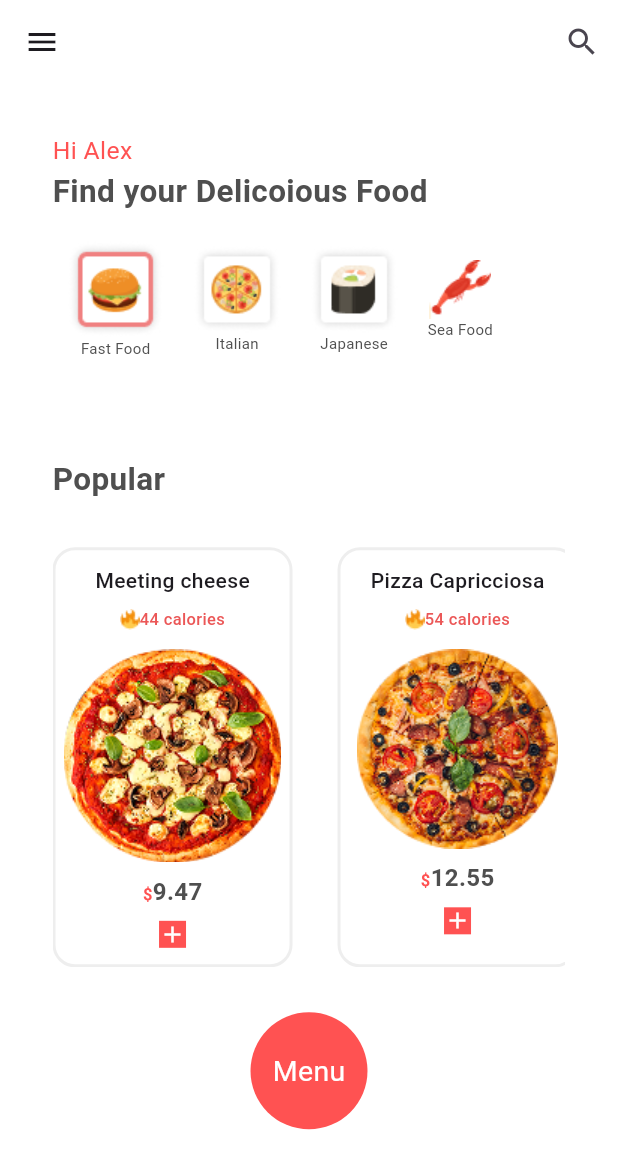
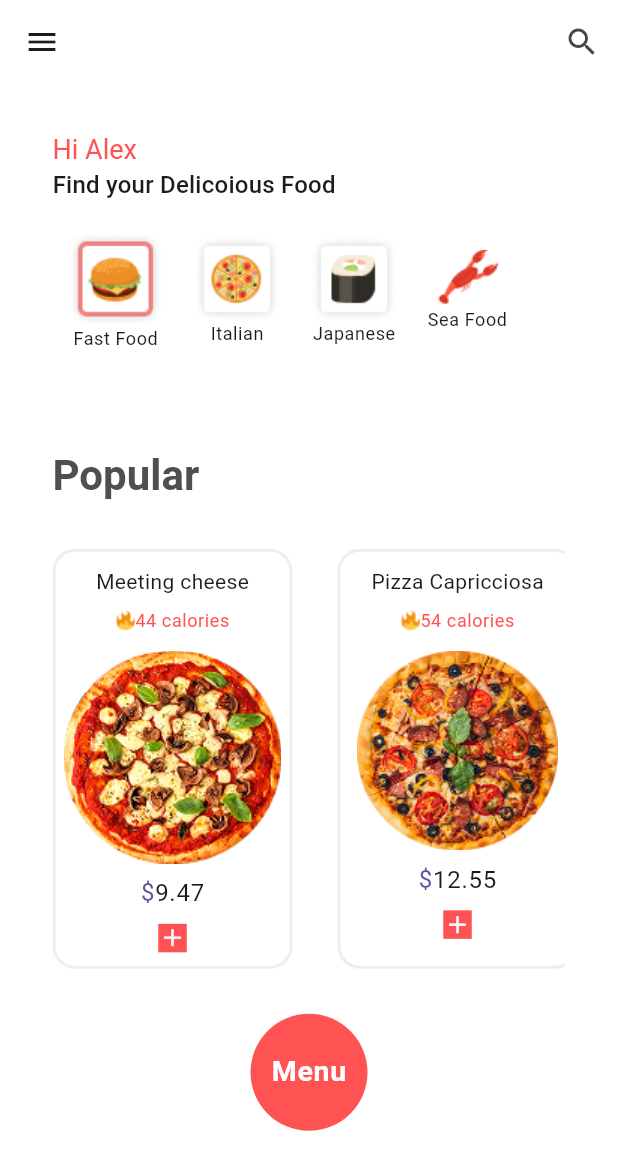
Before and after one commit to Sarandari/food-delievery-app, a Flutter app: the screen it shows after launch, after a tap on "Get Started", on a phone screen of 412 x 824 dp. Shown: the top 1170 px of the screen. Run offline on Flutter 3.47's test engine with Material 3 defaults, Android fonts, the phone set to English and light mode, and no system bars.

Commit message:
theme textTheme

```diff
--- a/lib/features/home/presentation/components/find_food.dart
+++ b/lib/features/home/presentation/components/find_food.dart
@@ -1,5 +1,4 @@
 import 'package:flutter/material.dart';
-
 import 'my_food.dart';
 
 class FindFood extends StatelessWidget {
@@ -13,11 +12,7 @@
         children: [
           //text
           Text('Find your Delicoious Food',
-            style: TextStyle(
-              color: Color(0xff4F4F4F),
-              fontSize: 21,
-              fontWeight: FontWeight.bold,
-            ),
+            style: Theme.of(context).textTheme.titleMedium,
           ),
           SizedBox(height: 18),
           //option
--- a/lib/features/home/presentation/components/food_card.dart
+++ b/lib/features/home/presentation/components/food_card.dart
@@ -44,10 +44,7 @@
             SizedBox(height: 10),
             //title
             Text(title,
-              style: TextStyle(
-                fontSize: 14,
-                fontWeight: FontWeight.w500,
-              ),
+              style: Theme.of(context).textTheme.bodyMedium,
             ),
             SizedBox(height: 8),
             //calories
@@ -56,11 +53,7 @@
               children: [
                 Image(image: AssetImage('assets/images/calories-emoji.png')),
                 Text('${calories.toString()} calories',
-                  style: TextStyle(
-                    color: Color(0xffEB5757),
-                    fontSize: 11,
-                    fontWeight: FontWeight.w500,
-                  ),
+                  style: Theme.of(context).textTheme.bodySmall?.copyWith(color: Colors.redAccent),
                 ),
               ],
             ),
@@ -74,19 +67,11 @@
                 children: [
                   TextSpan(
                     text: "\$",
-                    style: const TextStyle(
-                      color: Colors.redAccent, // $ тэмдэгийн өнгө
-                      fontWeight: FontWeight.bold,
-                      fontSize: 11,
-                    ),
+                    style: Theme.of(context).textTheme.bodyLarge?.copyWith(color: Theme.of(context).colorScheme.primary),
                   ),
                   TextSpan(
                     text: '${price.toString()}',
-                    style: const TextStyle(
-                      color: Color(0xff4F4F4F), // үнэ (тооны) өнгө
-                      fontWeight: FontWeight.bold,
-                      fontSize: 16,
-                    ),
+                    style: Theme.of(context).textTheme.bodyLarge,
                   ),
                 ],
               ),
@@ -104,7 +89,7 @@
                   offset: const Offset(0, 0),
                 ),]
               ),
-              child: const Icon(Icons.add, color: Colors.white, size: 18),
+              child: Icon(Icons.add, color: Theme.of(context).colorScheme.background, size: 19),
             ),
           ],
         ),
--- a/lib/features/home/presentation/components/my_food.dart
+++ b/lib/features/home/presentation/components/my_food.dart
@@ -12,11 +12,10 @@
       child: Column(
         children: [
           //image
-          Container(
-              child: Image(image: AssetImage(image))),
+          Image(image: AssetImage(image)),
 
           //text
-          Text(title, style: TextStyle(color: Color(0xff4F4F4F), fontSize: 10),),
+          Text(title, style: Theme.of(context).textTheme.bodySmall),
         ],
       ),
     );
--- a/lib/features/home/presentation/pages/homePage.dart
+++ b/lib/features/home/presentation/pages/homePage.dart
@@ -1,8 +1,6 @@
-import 'package:flutter/cupertino.dart';
 import 'package:flutter/material.dart';
 import 'package:food_delievery_app/features/home/presentation/components/my_drawer.dart';
 import 'package:food_delievery_app/features/home/presentation/components/popular_food.dart';
-
 import '../components/find_food.dart';
 
 class Homepage extends StatefulWidget {
@@ -23,27 +21,24 @@
     return MaterialApp(
       debugShowCheckedModeBanner: false,
       home: Scaffold(
-        backgroundColor: Colors.white,
+        backgroundColor: Theme.of(context).colorScheme.background,
         appBar: AppBar(
-          backgroundColor: Colors.white,
+          backgroundColor: Theme.of(context).colorScheme.background,
           actions: [
             IconButton(onPressed: (){}, icon: Icon(Icons.search)),
           ],
         ),
         drawer: MyDrawer(),
-        body: Container(
-          child: Padding(
+        body: Padding(
           padding:  EdgeInsets.symmetric(horizontal: width*0.085),
           child: Column(
             crossAxisAlignment: CrossAxisAlignment.start,
             children: [
               SizedBox(height: width * 0.08),
+
               //name
               Text('Hi Alex',
-                  style: TextStyle(
-                    color: Colors.redAccent,
-                    fontSize: height * 0.02,
-                  ),
+                style: Theme.of(context).textTheme.headlineLarge,
               ),
 
               //first section find food
@@ -52,11 +47,7 @@
 
               //second section
               Text('Popular',
-                  style: TextStyle(
-                    color: Color(0xff4F4F4F),
-                    fontWeight: FontWeight.bold,
-                    fontSize: 21,
-                  ),
+                style: Theme.of(context).textTheme.titleLarge,
               ),
               SizedBox(height: 30),
               PopularFood(),
@@ -79,10 +70,7 @@
                   ),
                   child: Center(
                     child: Text('Menu',
-                        style: TextStyle(
-                          color: Colors.white,
-                          fontSize: 19,
-                        ),
+                      style: Theme.of(context).textTheme.labelSmall,
                     ),
                   ),
                 ),
@@ -91,7 +79,6 @@
           ),
         ),
       ),
-      ),
     );
   }
 }
--- a/lib/features/items/presentation/components/inchCard.dart
+++ b/lib/features/items/presentation/components/inchCard.dart
@@ -18,7 +18,7 @@
   Widget build(BuildContext context) {
     return GestureDetector(
       onTap: () {
-        onSelected(price); // сонгогдоход үнэ буцаана
+        onSelected(price);
       },
       child: Column(
         children: [
@@ -37,16 +37,12 @@
           ),SizedBox(height: 6),
           Text(
             "\$$price",
-            style: TextStyle(
-              fontSize: 12,
-              color: isSelected ? Colors.redAccent : Colors.grey,
-              fontWeight: FontWeight.bold,
-            ),
+            style: Theme.of(context).textTheme.bodySmall?.copyWith(color: isSelected ? Colors.redAccent : Colors.grey,),
           ),
           SizedBox(height: 6),
           Text(
             "$inch inch",
-            style: const TextStyle(fontSize: 14, color: Colors.black),
+            style: Theme.of(context).textTheme.bodyMedium,
           ),
         ],
       ),
--- a/lib/features/items/presentation/components/my_detail_text.dart
+++ b/lib/features/items/presentation/components/my_detail_text.dart
@@ -13,9 +13,7 @@
         SizedBox(width: 8),
         Text(
           txt,
-          style: TextStyle(
-            fontSize: 16,
-          ),
+          style: Theme.of(context).textTheme.bodyLarge?.copyWith(color: Colors.black),
         )
       ],
     );
--- a/lib/features/items/presentation/page/Items_page.dart
+++ b/lib/features/items/presentation/page/Items_page.dart
@@ -1,6 +1,5 @@
 import 'package:flutter/material.dart';
 
-import '../components/image_Size_test.dart';
 import '../components/inchCard.dart';
 import '../components/my_detail_text.dart';
 
@@ -54,7 +53,6 @@
 
   @override
   Widget build(BuildContext context) {
-
     return Scaffold(
       backgroundColor: Colors.white,
       appBar: AppBar(
@@ -76,10 +74,7 @@
         children: [
           //text
           Text('Meeting Cheese',
-            style: TextStyle(
-                color: Color(0xff4F4F4F),
-                fontSize: 21,
-            ),
+            style: Theme.of(context).textTheme.titleLarge,
           ),
           SizedBox(height: 8),
           //price
@@ -88,19 +83,11 @@
               children: [
                 TextSpan(
                   text: "\$",
-                  style: const TextStyle(
-                    color: Colors.redAccent,
-                    fontWeight: FontWeight.bold,
-                    fontSize: 11,
-                  ),
+                  style: Theme.of(context).textTheme.bodySmall,
                 ),
                 TextSpan(
                   text: '${widget.price.toString()}',
-                  style: const TextStyle(
-                    color: Color(0xff4F4F4F),
-                    fontWeight: FontWeight.bold,
-                    fontSize: 16,
-                  ),
+                  style: Theme.of(context).textTheme.titleLarge,
                 ),
               ]
             ),
@@ -130,13 +117,14 @@
                         color: Color(0xff00000033),
                         blurRadius: 4,
                         offset: const Offset(0, 0),
-                      ),]
+                      ),
+                      ],
                   ),
                   child: const Icon(Icons.remove, color: Colors.white, size: 18),
                 ),
               ),
               SizedBox(width: 8),
-              Text(countDelivery.toString()),
+              Text(countDelivery.toString(),style: Theme.of(context).textTheme.bodyLarge,),
               SizedBox(width: 8),
               GestureDetector(
                 onTap: increaseCount,
@@ -158,7 +146,7 @@
           ),
           SizedBox(height: 8),
           //price
-          Text('\$${totalPrice.toStringAsFixed(2)}'),
+          Text('\$${totalPrice.toStringAsFixed(2)}',style: Theme.of(context).textTheme.bodyMedium?.copyWith(color: Color(0xff828282)),),
           SizedBox(height: 90),
           //inch
           Container(
@@ -202,11 +190,11 @@
               shape: RoundedRectangleBorder(
                 borderRadius: BorderRadius.circular(12),
               ),
-              padding: const EdgeInsets.symmetric(horizontal: 90, vertical: 14),
+              padding: EdgeInsets.symmetric(horizontal: 90, vertical: 14),
             ),
-            child: const Text(
+            child: Text(
               "ADD TO CARD",
-              style: TextStyle(fontSize: 24, color: Colors.white),
+              style: TextStyle(color: Colors.white, fontSize: 22),
             ),
           ),
         ],
--- a/lib/features/startScreen/presentation/startPage.dart
+++ b/lib/features/start/presentation/startPage.dart
@@ -6,7 +6,7 @@
 
   @override
   Widget build(BuildContext context) {
-    // дэлгэцийн хэмжээ
+    // display size
     final size = MediaQuery.of(context).size;
     final height = size.height;
     final width = size.width;
@@ -17,11 +17,11 @@
     return MaterialApp(
       debugShowCheckedModeBanner: false,
       home: Scaffold(
-        backgroundColor: Colors.redAccent,
+        backgroundColor: Theme.of(context).colorScheme.primary,
         body: SafeArea(
           child: Stack(
             children: [
-              // Дээд зураг
+              // Image man
               Container(
                 height: height * 0.65,
                 width: double.infinity,
@@ -33,14 +33,16 @@
                 ),
               ),
 
-              // Доод card
+              // bottom card
               Align(
                 alignment: Alignment.bottomCenter,
                 child: Container(
-                  margin: EdgeInsets.all(width * 0.08), // дэлгэцийн өргөний 8%
-                  padding: EdgeInsets.all(width * 0.09), // дэлгэцийн өргөний 9%
+                  margin: EdgeInsets.all(width * 0.08),
+                  padding: EdgeInsets.all(width * 0.09),
+
+                  //box
                   decoration: BoxDecoration(
-                    color: Colors.white,
+                    color: Theme.of(context).colorScheme.onPrimary,
                     borderRadius: BorderRadius.circular(26),
                     boxShadow: [
                       BoxShadow(
@@ -53,37 +55,31 @@
                   child: Column(
                     mainAxisSize: MainAxisSize.min,
                     children: [
+                      //text
                       Text.rich(
                         textAlign: TextAlign.center,
                         TextSpan(
                           text: 'Quick Delivery at your',
-                          style: TextStyle(
-                            fontSize: width * 0.08,
-                            color: Color(0xff4F4F4F),
-                            fontWeight: FontWeight.bold,
-                          ),
+                          style: Theme.of(context).textTheme.displaySmall,
                           children: [
                             TextSpan(
-                              style: TextStyle(
-                                fontWeight: FontWeight.bold,
-                                fontSize: width * 0.08,
-                                color: Colors.redAccent,
-                              ),
+                              style: Theme.of(context).textTheme.displaySmall?.copyWith(color: Theme.of(context).colorScheme.primary),
                               text: ' Doorstep',
                             ),],
                         ),
 
                       ),
                       SizedBox(height: height * 0.01),
-                      const Text(
+
+                      //text
+                       Text(
                         "Home delivery and online reservation system for restaurants and cafe",
                         textAlign: TextAlign.center,
-                        style: TextStyle(
-                          fontSize: 13,
-                          color: Color(0xffBDBDBD),
-                        ),
+                        style: Theme.of(context).textTheme.bodySmall,
                       ),
                       SizedBox(height: height * 0.01),
+
+                      //Get started button
                       ElevatedButton(
                         onPressed: () {
                           Navigator.of(context).push(
@@ -93,7 +89,7 @@
                           );
                         },
                         style: ElevatedButton.styleFrom(
-                          backgroundColor: Colors.redAccent,
+                          backgroundColor: Theme.of(context).colorScheme.primary,
                           shape: RoundedRectangleBorder(
                             borderRadius: BorderRadius.circular(40),
                           ),
@@ -104,10 +100,7 @@
                         ),
                         child: Text(
                           "Get Started",
-                          style: TextStyle(
-                              fontSize: width * 0.06,
-                              color: Colors.white
-                          ),
+                          style: Theme.of(context).textTheme.labelLarge,
                         ),
                       ),
                     ],
--- a/lib/main.dart
+++ b/lib/main.dart
@@ -1,5 +1,7 @@
 import 'package:flutter/material.dart';
-import 'package:food_delievery_app/features/startScreen/presentation/startPage.dart';
+import 'package:food_delievery_app/themes/light_mode.dart';
+
+import 'features/start/presentation/startPage.dart';
 
 void main() {
   runApp(const MyApp());
@@ -12,6 +14,7 @@
   Widget build(BuildContext context) {
     return MaterialApp(
       debugShowCheckedModeBanner: false,
+      theme: lightMode,
       home: StartPage(),
     );
   }
--- /dev/null
+++ b/lib/themes/light_mode.dart
@@ -0,0 +1,74 @@
+import 'package:flutter/material.dart';
+
+
+final lightMode = ThemeData(
+  useMaterial3: true,
+  colorScheme: const ColorScheme.light(
+    primary: Color(0xFFFF4D4D),
+    onPrimary: Colors.white,
+    secondary: Color(0xFFFF7D7D),
+    onSecondary: Colors.white,
+    background: Colors.white,
+    onBackground: Color(0xFF4F4F4F),
+    surface: Colors.white,
+    onSurface: Color(0xFF4F4F4F),
+    error: Colors.red,
+    onError: Colors.white,
+  ),
+  scaffoldBackgroundColor: Colors.white,
+  textTheme: const TextTheme(
+    displaySmall: TextStyle(
+      fontSize: 31,
+      fontWeight: FontWeight.bold,
+      color: Color(0xFF4F4F4F),
+    ),
+    headlineLarge: TextStyle(
+      fontSize: 18,
+      fontWeight: FontWeight.w400,
+      color: Colors.redAccent,
+    ),
+    titleLarge: TextStyle(
+      fontSize: 28,
+      fontWeight: FontWeight.w600,
+      color: Color(0xFF4F4F4F),
+    ),
+    titleMedium: TextStyle(
+      fontSize: 21,
+      fontWeight: FontWeight.w600,
+      color: Color(0xFF4F4F4F),
+    ),
+    titleSmall: TextStyle(
+      fontSize: 14,
+      fontWeight: FontWeight.w600,
+      color: Color(0xFF4F4F4F),
+    ),
+    bodyLarge: TextStyle(
+      fontSize: 16,
+      fontWeight: FontWeight.w500,
+      color: Color(0xFF4F4F4F),
+    ),
+    bodyMedium: TextStyle(
+      fontSize: 14,
+      fontWeight: FontWeight.w400,
+    ),
+    bodySmall: TextStyle(
+      fontSize: 11,
+      color: Color(0xFF4F4F4F),
+    ),
+    labelLarge: TextStyle(
+      fontSize: 24,
+      fontWeight: FontWeight.bold,
+      color: Colors.white,
+    ),
+    labelMedium: TextStyle(
+      fontSize: 22,
+      fontWeight: FontWeight.bold,
+      color: Colors.white,
+    ),
+    labelSmall: TextStyle(
+      fontSize: 19,
+      fontWeight: FontWeight.bold,
+      color: Colors.white,
+    ),
+  ),
+);
```
Lines whose indentation alone changed are shown as unchanged.
